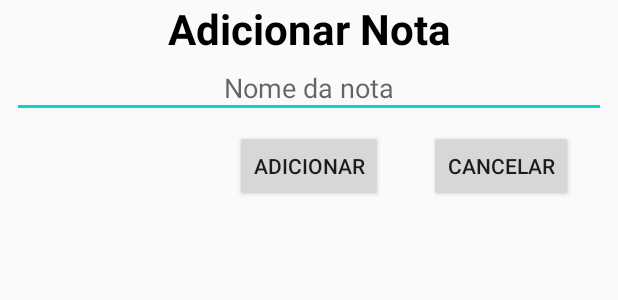
After one commit to danilovalerio/mynotes_mvvm, an Android app: the layout alert_adicionar_nota.xml on its own in the app's theme, with its tools: preview values and no code run, on a phone screen of 412 x 824 dp. The commit adds this screen. Shown: the top 300 px of the screen. Run offline under Robolectric (Android 15) with nearby library versions, the phone set to English and light mode, and no system bars.

Commit message:
Ajust na collection para possibilitar adição de item

```diff
--- a/app/src/main/java/projetos/danilo/mynotesmvvm/ui/notas/NotasActivity.kt
+++ b/app/src/main/java/projetos/danilo/mynotesmvvm/ui/notas/NotasActivity.kt
@@ -1,10 +1,14 @@
 package projetos.danilo.mynotesmvvm.ui.notas
 
+import android.app.AlertDialog
 import android.os.Bundle
+import android.util.Log
+import android.view.View.inflate
 import androidx.lifecycle.Observer
 import androidx.recyclerview.widget.LinearLayoutManager
 import androidx.recyclerview.widget.RecyclerView
 import kotlinx.android.synthetic.main.activity_notas.*
+import kotlinx.android.synthetic.main.alert_adicionar_nota.*
 import kotlinx.android.synthetic.main.include_toolbar.toolbarPrincipal
 import projetos.danilo.mynotesmvvm.R
 import projetos.danilo.mynotesmvvm.ui.base.BaseActivity
@@ -21,7 +25,8 @@ class NotasActivity : BaseActivity() {
         super.onCreate(savedInstanceState)
         setContentView(R.layout.activity_notas)
 
-        configurarToolbar(toolbarPrincipal,
+        configurarToolbar(
+            toolbarPrincipal,
             R.string.titulo_minhas_notas
         )
 
@@ -46,11 +51,21 @@ class NotasActivity : BaseActivity() {
 
                             this@NotasActivity.startActivity(intent)
                         }
-
                 }
             }
         })
 
+        val dialogBuilder = AlertDialog.Builder(this).create()
+        val inflater = inflate(this, R.layout.alert_adicionar_nota, null)
+        val dialogView = inflater
+
+        dialogBuilder.setView(dialogView)
+        dialogBuilder.show()
+
+        //todo: Capturar clique do botão
+
+
+
         viewModel.getAllNotas()
     }
 }
--- a/app/src/main/java/projetos/danilo/mynotesmvvm/ui/notas/NotasViewModel.kt
+++ b/app/src/main/java/projetos/danilo/mynotesmvvm/ui/notas/NotasViewModel.kt
@@ -13,6 +13,11 @@ class NotasViewModel : ViewModel() {
         notasLiveData.value = notas
     }
 
+    //todo: Adicionar nota a partir do que foi informado pelo usuário
+    fun addNota(nota: Nota) {
+        notas.add(nota)
+    }
+
     fun createFakeNotas() {
         notas.add(Nota(1, "Nota 1", "Comprar item 1", null))
         notas.add(Nota(2, "Nota 2", "Comprar item 2", "Com comentário de teste 2"))
--- /dev/null
+++ b/app/src/main/res/layout/alert_adicionar_nota.xml
@@ -0,0 +1,56 @@
+<?xml version="1.0" encoding="utf-8"?>
+<androidx.constraintlayout.widget.ConstraintLayout xmlns:android="http://schemas.android.com/apk/res/android"
+    android:layout_width="match_parent"
+    android:layout_height="match_parent"
+    xmlns:app="http://schemas.android.com/apk/res-auto">
+
+    <TextView
+        android:id="@+id/tv_tituloJanela"
+        android:layout_width="match_parent"
+        android:layout_height="wrap_content"
+        android:layout_marginStart="8dp"
+        android:layout_marginEnd="8dp"
+        android:textAlignment="center"
+        android:textStyle="bold"
+        android:textSize="28sp"
+        android:textColor="@android:color/black"
+        app:layout_constraintEnd_toEndOf="parent"
+        app:layout_constraintStart_toStartOf="parent"
+        app:layout_constraintTop_toTopOf="parent"
+        android:text="@string/titulo_adicao" />
+
+    <EditText
+        android:id="@+id/et_tituloNota"
+        android:layout_width="match_parent"
+        android:layout_height="wrap_content"
+        android:layout_marginStart="8dp"
+        android:layout_marginEnd="8dp"
+        android:textAlignment="center"
+        android:hint="@string/hint_titulo_nota"
+        android:padding="8dp"
+        app:layout_constraintTop_toBottomOf="@+id/tv_tituloJanela"
+        app:layout_constraintEnd_toEndOf="parent"
+        app:layout_constraintStart_toStartOf="parent"/>
+
+    <Button
+        android:id="@+id/btn_adicionar"
+        android:layout_width="wrap_content"
+        android:layout_height="wrap_content"
+        android:layout_margin="8dp"
+        android:text="@string/texto_botao_adicionar"
+        app:layout_constraintTop_toBottomOf="@+id/et_tituloNota"
+        app:layout_constraintEnd_toEndOf="parent"
+        app:layout_constraintStart_toStartOf="parent"/>
+
+    <Button
+        android:id="@+id/btn_cancelar"
+        android:layout_width="wrap_content"
+        android:layout_height="wrap_content"
+        android:layout_margin="8dp"
+        android:text="@string/texto_botao_cancelar"
+        app:layout_constraintTop_toBottomOf="@+id/et_tituloNota"
+        app:layout_constraintEnd_toEndOf="parent"
+        app:layout_constraintStart_toEndOf="@id/btn_adicionar"/>
+
+
+</androidx.constraintlayout.widget.ConstraintLayout>
--- a/app/src/main/res/values/strings.xml
+++ b/app/src/main/res/values/strings.xml
@@ -7,4 +7,8 @@
     <string name="titulo_nota">Nota</string>
     <string name="titulo_observacoes">Observações:</string>
     <string name="titulo_detalhe_notas">Detalhe da Notas</string>
+    <string name="titulo_adicao">Adicionar Nota</string>
+    <string name="hint_titulo_nota">Nome da nota</string>
+    <string name="texto_botao_adicionar">Adicionar</string>
+    <string name="texto_botao_cancelar">Cancelar</string>
 </resources>
```
